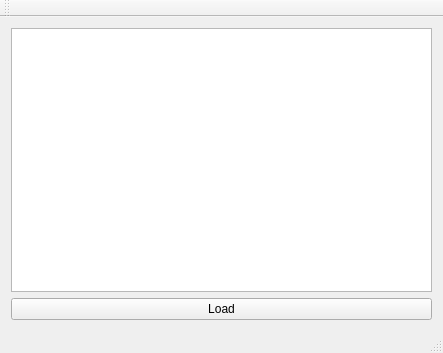
This is gui/gui/MainWindow.ui in benhj/knoxcrypt as Qt 5 draws it before an edit. The edited form follows.
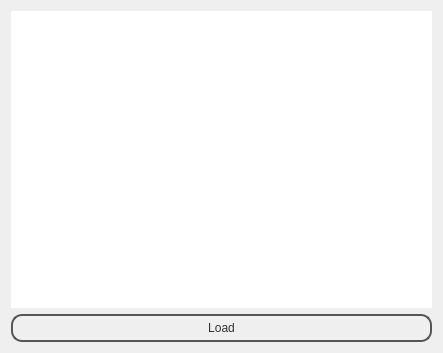
This is the edited form.

Commit message: Gui hacking.. (stylesheets..)

```diff
--- a/gui/gui/MainWindow.ui
+++ b/gui/gui/MainWindow.ui
@@ -13,10 +13,57 @@
   <property name="windowTitle">
    <string>TeaSafe GUI</string>
   </property>
+  <property name="styleSheet">
+   <string notr="true">#MainWindow QTreeWidget {
+border: none;
+}
+
+
+#MainWindow QPushButton {
+color: #333;
+border: 2px solid #555;
+border-radius: 11px;
+padding: 5px;
+background: qradialgradient(cx: 0.3, cy: -0.4,
+fx: 0.3, fy: -0.4,
+radius: 1.35, stop: 0 #fff, stop: 1 #888);
+min-width: 80px;
+}
+
+#MainWindow QPushButton:hover {
+background: qradialgradient(cx: 0.3, cy: -0.4,
+fx: 0.3, fy: -0.4,
+radius: 1.35, stop: 0 #fff, stop: 1 #bbb);
+}
+
+#MainWindow QPushButton:pressed {
+background: qradialgradient(cx: 0.4, cy: -0.1,
+fx: 0.4, fy: -0.1,
+radius: 1.35, stop: 0 #fff, stop: 1 #ddd);
+}</string>
+  </property>
+  <property name="documentMode">
+   <bool>false</bool>
+  </property>
   <widget class="QWidget" name="centralWidget">
    <layout class="QGridLayout" name="gridLayout">
     <item row="0" column="0">
      <widget class="QTreeWidget" name="fileTree">
+      <property name="styleSheet">
+       <string notr="true"/>
+      </property>
+      <property name="frameShape">
+       <enum>QFrame::NoFrame</enum>
+      </property>
+      <property name="frameShadow">
+       <enum>QFrame::Plain</enum>
+      </property>
+      <property name="lineWidth">
+       <number>0</number>
+      </property>
+      <property name="indentation">
+       <number>20</number>
+      </property>
       <property name="headerHidden">
        <bool>true</bool>
       </property>
@@ -36,15 +83,6 @@
     </item>
    </layout>
   </widget>
-  <widget class="QToolBar" name="mainToolBar">
-   <attribute name="toolBarArea">
-    <enum>TopToolBarArea</enum>
-   </attribute>
-   <attribute name="toolBarBreak">
-    <bool>false</bool>
-   </attribute>
-  </widget>
-  <widget class="QStatusBar" name="statusBar"/>
  </widget>
  <layoutdefault spacing="6" margin="11"/>
  <resources/>
```
The commit also changes 1 other file.
